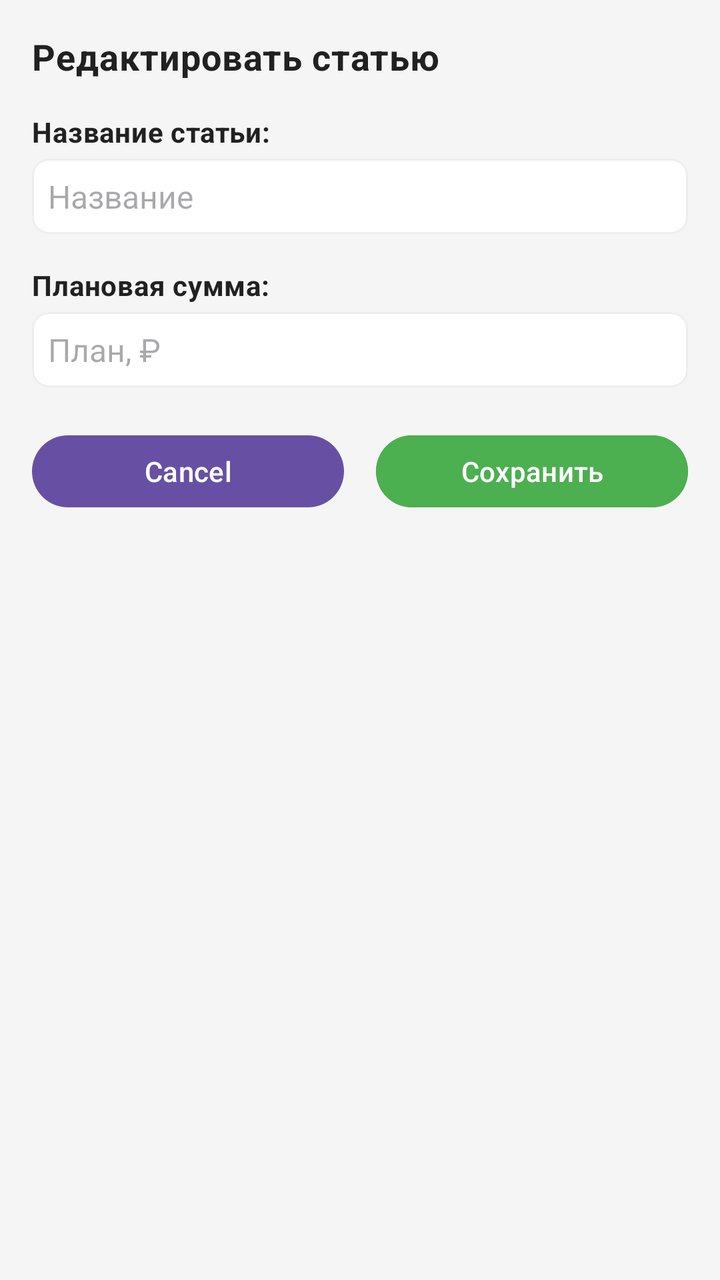
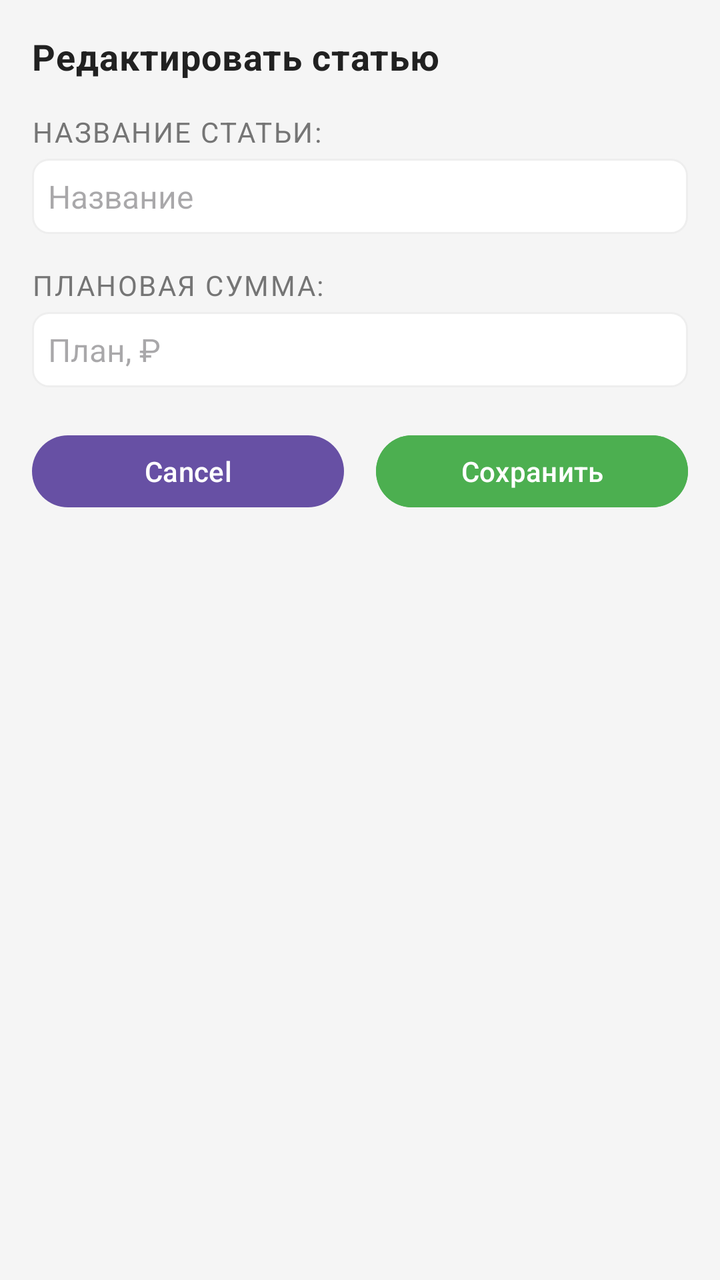

Two renders of the same Android screen: before a commit and after it. Below are the layout's source before the change and the commit's diff.
<!-- AndroidManifest.xml: application theme Theme.MyBudget -->
<!-- res/layout/dialog_edit_category.xml -->
<?xml version="1.0" encoding="utf-8"?>
<LinearLayout xmlns:android="http://schemas.android.com/apk/res/android"
    android:orientation="vertical"
    android:padding="@dimen/space_16"
    android:layout_width="match_parent"
    android:layout_height="wrap_content">
    <TextView
        android:layout_width="match_parent"
        android:layout_height="wrap_content"
        android:layout_marginBottom="@dimen/space_16"
        android:text="@string/budget_edit_article_title"
        style="@style/Text.MyBudget.Title"/>
    <TextView
        android:textSize="14sp"
        android:layout_width="match_parent"
        android:layout_height="wrap_content"
        android:layout_marginBottom="@dimen/space_4"
        android:text="@string/budget_article_name_label"
        style="@style/Text.MyBudget.Section"/>
    <EditText
        android:textSize="16sp"
        android:textColor="@color/text_primary"
        android:id="@+id/categoryNameEdit"
        android:background="@drawable/edittext_border"
        android:padding="@dimen/space_8"
        android:layout_width="match_parent"
        android:layout_height="wrap_content"
        android:layout_marginBottom="@dimen/space_16"
        android:hint="@string/budget_name_hint"/>
    <TextView
        android:textSize="14sp"
        android:layout_width="match_parent"
        android:layout_height="wrap_content"
        android:layout_marginBottom="@dimen/space_4"
        android:text="@string/budget_planned_amount_label"
        style="@style/Text.MyBudget.Section"/>
    <EditText
        android:textSize="16sp"
        android:textColor="@color/text_primary"
        android:id="@+id/plannedAmountEdit"
        android:background="@drawable/edittext_border"
        android:padding="@dimen/space_8"
        android:layout_width="match_parent"
        android:layout_height="wrap_content"
        android:layout_marginBottom="@dimen/space_20"
        android:hint="@string/budget_planned_short_hint"
        android:inputType="numberDecimal"/>
    <LinearLayout
        android:orientation="horizontal"
        android:layout_width="match_parent"
        android:layout_height="wrap_content">
        <Button
            android:id="@+id/cancelButton"
            android:layout_width="0dp"
            android:layout_height="wrap_content"
            android:minHeight="@dimen/touch_min_size"
            android:text="@android:string/cancel"
            android:layout_weight="1"
            android:layout_marginEnd="@dimen/space_8"/>
        <Button
            android:textColor="@color/white"
            android:id="@+id/saveButton"
            android:layout_width="0dp"
            android:layout_height="wrap_content"
            android:minHeight="@dimen/touch_min_size"
            android:text="@string/save"
            android:layout_weight="1"
            android:layout_marginStart="@dimen/space_8"
            android:backgroundTint="@color/income_green"/>
    </LinearLayout>
</LinearLayout>
<!-- resources referenced by this layout -->
<resources>
  <color name="income_green">#4caf50</color>
  <color name="text_primary">#212121</color>
  <color name="white">#ffffffff</color>
  <dimen name="space_16">16dp</dimen>
  <dimen name="space_20">20dp</dimen>
  <dimen name="space_4">4dp</dimen>
  <dimen name="space_8">8dp</dimen>
  <dimen name="touch_min_size">44dp</dimen>
  <!-- drawable edittext_border (drawable) -->
  <?xml version="1.0" encoding="utf-8"?>
  <shape xmlns:android="http://schemas.android.com/apk/res/android">
      <solid android:color="@color/card_background_white"/>
      <stroke
          android:width="1dp"
          android:color="@color/border_light"/>
      <corners android:radius="@dimen/radius_8"/>
  </shape>
  <string name="budget_article_name_label">Название статьи:</string>
  <string name="budget_edit_article_title">Редактировать статью</string>
  <string name="budget_name_hint">Название</string>
  <string name="budget_planned_amount_label">Плановая сумма:</string>
  <string name="budget_planned_short_hint">План, ₽</string>
  <string name="save">Сохранить</string>
  <style name="Text.MyBudget.Section" parent="@style/Text.MyBudget">
      <item name="android:textSize">16sp</item>
      <item name="android:textStyle">bold</item>
      <item name="android:textColor">@color/text_primary</item>
    </style>
  <style name="Text.MyBudget.Title" parent="@style/Text.MyBudget">
      <item name="android:textSize">18sp</item>
      <item name="android:textStyle">bold</item>
      <item name="android:textColor">@color/text_primary</item>
    </style>
  <style name="Theme.MyBudget" parent="@style/Base.Theme.MyBudget" />
  <color name="card_background_white">#ffffff</color>
  <color name="border_light">#eeeeee</color>
  <dimen name="radius_8">8dp</dimen>
  <style name="Text.MyBudget" parent="@style/TextAppearance.Material3.BodyMedium" />
  <style name="Base.Theme.MyBudget" parent="@style/Theme.Material3.DayNight.NoActionBar">
      <item name="android:colorBackground">@color/background_light</item>
      <item name="colorOnPrimary">@color/md_theme_onPrimary</item>
      <item name="colorOnSurface">@color/md_theme_onSurface</item>
      <item name="colorOutline">@color/md_theme_outline</item>
      <item name="colorPrimary">@color/md_theme_primary</item>
      <item name="colorSurface">@color/md_theme_surface</item>
      <item name="colorSurfaceVariant">@color/md_theme_surfaceVariant</item>
    </style>
  <color name="background_light">#f5f5f5</color>
  <color name="md_theme_onPrimary">#ffffff</color>
  <color name="md_theme_onSurface">#1d1b20</color>
  <color name="md_theme_outline">#79747e</color>
  <color name="md_theme_primary">#6750a4</color>
  <color name="md_theme_surface">#ffffff</color>
  <color name="md_theme_surfaceVariant">#e7e0ec</color>
</resources>

<!-- the commit's change to res/layout/dialog_edit_category.xml (unified diff, before → after) -->
@@ -16,7 +16,7 @@
         android:layout_height="wrap_content"
         android:layout_marginBottom="@dimen/space_4"
         android:text="@string/budget_article_name_label"
-        style="@style/Text.MyBudget.Section"/>
+style="@style/Text.MyBudget.SectionLabel"/>
     <EditText
         android:textSize="16sp"
         android:textColor="@color/text_primary"
@@ -33,7 +33,7 @@
         android:layout_height="wrap_content"
         android:layout_marginBottom="@dimen/space_4"
         android:text="@string/budget_planned_amount_label"
-        style="@style/Text.MyBudget.Section"/>
+style="@style/Text.MyBudget.SectionLabel"/>
     <EditText
         android:textSize="16sp"
         android:textColor="@color/text_primary"
<!-- resource entries referenced after the edit -->
@@ -23,10 +23,11 @@
   <string name="budget_planned_amount_label">Плановая сумма:</string>
   <string name="budget_planned_short_hint">План, ₽</string>
   <string name="save">Сохранить</string>
-  <style name="Text.MyBudget.Section" parent="@style/Text.MyBudget">
-      <item name="android:textSize">16sp</item>
-      <item name="android:textStyle">bold</item>
-      <item name="android:textColor">@color/text_primary</item>
+  <style name="Text.MyBudget.SectionLabel" parent="@style/Text.MyBudget">
+      <item name="android:textSize">12sp</item>
+      <item name="android:textColor">@color/text_secondary</item>
+      <item name="android:textAllCaps">true</item>
+      <item name="android:letterSpacing">0.06</item>
     </style>
   <style name="Text.MyBudget.Title" parent="@style/Text.MyBudget">
       <item name="android:textSize">18sp</item>
@@ -38,6 +39,7 @@
   <color name="border_light">#eeeeee</color>
   <dimen name="radius_8">8dp</dimen>
   <style name="Text.MyBudget" parent="@style/TextAppearance.Material3.BodyMedium" />
+  <color name="text_secondary">#757575</color>
   <style name="Base.Theme.MyBudget" parent="@style/Theme.Material3.DayNight.NoActionBar">
       <item name="android:colorBackground">@color/background_light</item>
       <item name="colorOnPrimary">@color/md_theme_onPrimary</item>
